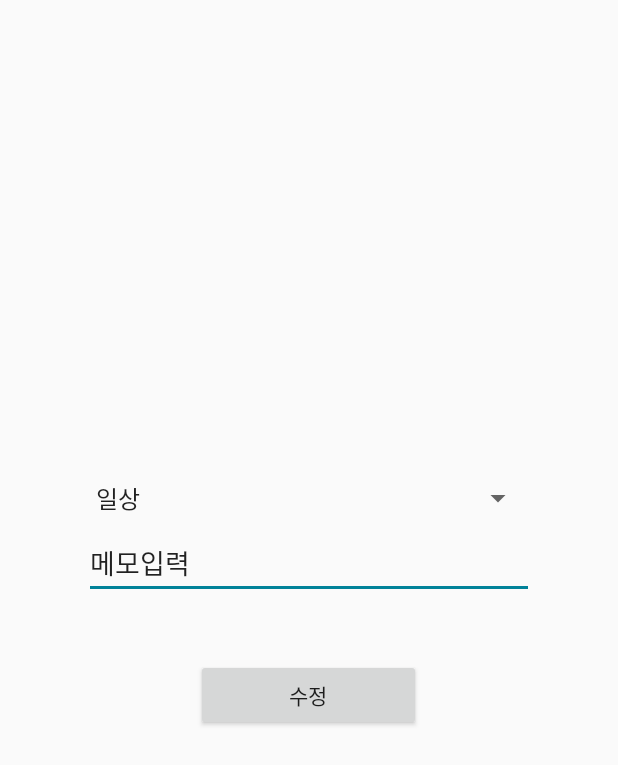
After one commit to jeon9825/grade2_java-project, an Android app: the layout edit_box.xml on its own in the app's theme, with its tools: preview values and no code run, on a phone screen of 412 x 824 dp. The commit adds this screen. Shown: the top 765 px of the screen. Run offline under Robolectric (Android 15) with nearby library versions, the phone set to English and light mode, and no system bars.

Commit message:
181223 memo android[memo/modify&delete]

```diff
--- a/05) Memo/app/src/main/java/kr/co/memo/jiyoon/memo/MainActivity.java
+++ b/05) Memo/app/src/main/java/kr/co/memo/jiyoon/memo/MainActivity.java
@@ -33,8 +33,8 @@ public class MainActivity extends AppCompatActivity implements View.OnClickListe
     protected void onCreate(Bundle savedInstanceState) {
         super.onCreate(savedInstanceState);
         setContentView(R.layout.activity_main);
-        dbOpenHelper = new DbOpenHelper(this);
-        dbOpenHelper.open();
+//        dbOpenHelper = new DbOpenHelper(this);
+//        dbOpenHelper.open();
         context= this;
         setView();
     }
@@ -85,7 +85,7 @@ public class MainActivity extends AppCompatActivity implements View.OnClickListe
         }
 
         addMemoItem(category,memo);
-        dbOpenHelper.insert(position++,category,memo,"2018-11-30");
+//        dbOpenHelper.insert(position++,category,memo,"2018-11-30");
 
         categorySpinner.setSelection(0);
         memoEdit.setText("");
--- a/05) Memo/app/src/main/res/layout/activity_main.xml
+++ b/05) Memo/app/src/main/res/layout/activity_main.xml
@@ -20,7 +20,7 @@
         android:layout_height="wrap_content"
         android:layout_below="@+id/category"
         android:layout_toStartOf="@+id/register"
-        android:backgroundTint="@color/colorPrimary"
+        android:backgroundTint="@color/colorPrimaryDark"
         tools:text="메모입력"   />
     <Button
         android:id="@+id/register"
@@ -29,7 +29,7 @@
         android:layout_above="@+id/recyclerview"
         android:layout_alignParentEnd="true"
         android:layout_alignParentTop="true"
-        android:backgroundTint="@color/colorPrimary"
+        android:backgroundTint="@color/colorPrimaryDark"
         android:text="@string/button_register"
         android:textColor="@android:color/white"
         android:textSize="@dimen/text_size_medium"
--- /dev/null
+++ b/05) Memo/app/src/main/res/layout/edit_box.xml
@@ -0,0 +1,46 @@
+<?xml version="1.0" encoding="utf-8"?>
+<LinearLayout xmlns:android="http://schemas.android.com/apk/res/android"
+    android:layout_width="fill_parent"
+    android:layout_height="fill_parent"
+    xmlns:tools="http://schemas.android.com/tools"
+    android:gravity="center"
+    android:orientation="vertical">
+
+    <LinearLayout
+        android:layout_width="300dp"
+        android:layout_height="200dp"
+        android:orientation="vertical" >
+
+        <Spinner
+            android:id="@+id/category"
+            android:layout_width="match_parent"
+            android:layout_height="40dp"
+            android:layout_toStartOf="@+id/register"
+            android:entries="@array/category" />
+
+        <EditText
+            android:id="@+id/memo"
+            android:layout_width="match_parent"
+            android:layout_height="wrap_content"
+            android:layout_below="@+id/category"
+            android:layout_toStartOf="@+id/register"
+            android:backgroundTint="@color/colorPrimaryDark"
+            tools:text="메모입력"   />
+
+        <LinearLayout
+            android:layout_width="fill_parent"
+            android:layout_height="wrap_content"
+            android:layout_marginTop="40dip"
+            android:gravity="center"
+            android:orientation="horizontal" >
+
+            <Button
+                android:id="@+id/modify"
+                android:layout_width="150dp"
+                android:layout_height="wrap_content"
+                android:text="수정" />
+
+        </LinearLayout>
+    </LinearLayout>
+
+</LinearLayout>
--- a/05) Memo/app/src/main/res/values/colors.xml
+++ b/05) Memo/app/src/main/res/values/colors.xml
@@ -1,6 +1,6 @@
 <?xml version="1.0" encoding="utf-8"?>
 <resources>
-    <color name="colorPrimary">#008577</color>
-    <color name="colorPrimaryDark">#00574B</color>
-    <color name="colorAccent">#D81B60</color>
+    <color name="colorPrimary">#3DB7CC</color>
+    <color name="colorPrimaryDark">#008299</color>
+    <color name="colorAccent">#005766</color>
 </resources>
```
Also changed, not shown: 05) Memo/app/src/main/java/kr/co/memo/jiyoon/memo/adapter/MemoListAdapter.java (+81 -7 lines), 05) Memo/app/src/main/java/kr/co/memo/jiyoon/memo/item/MemoItem.java (+24 -0 lines).
